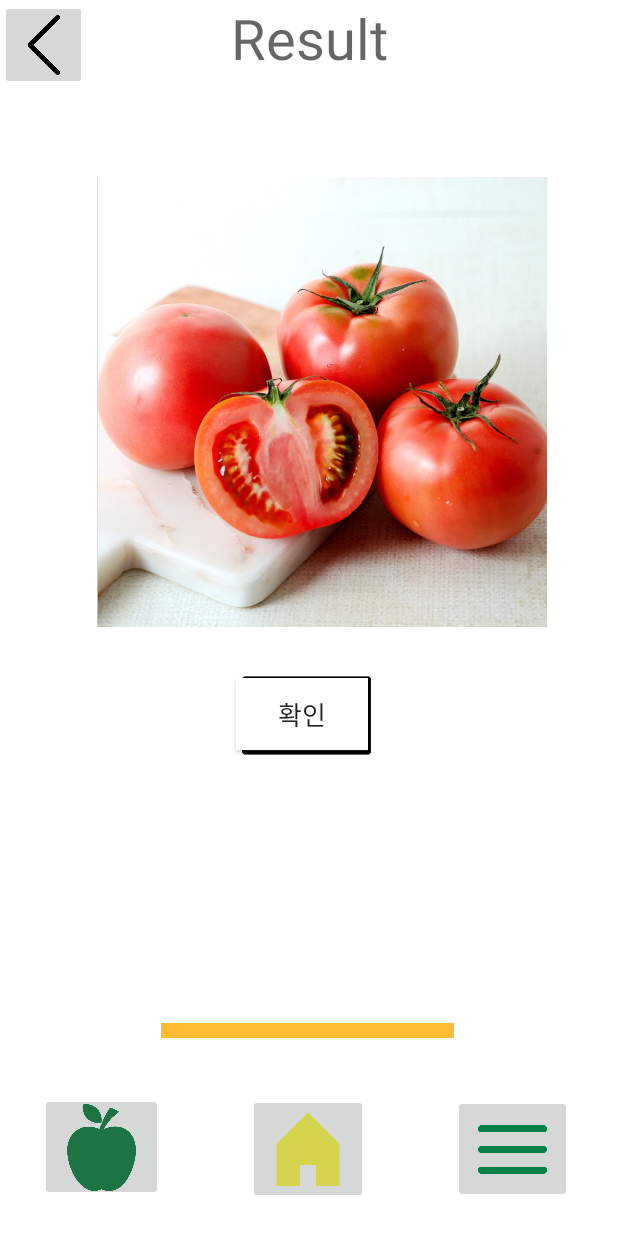
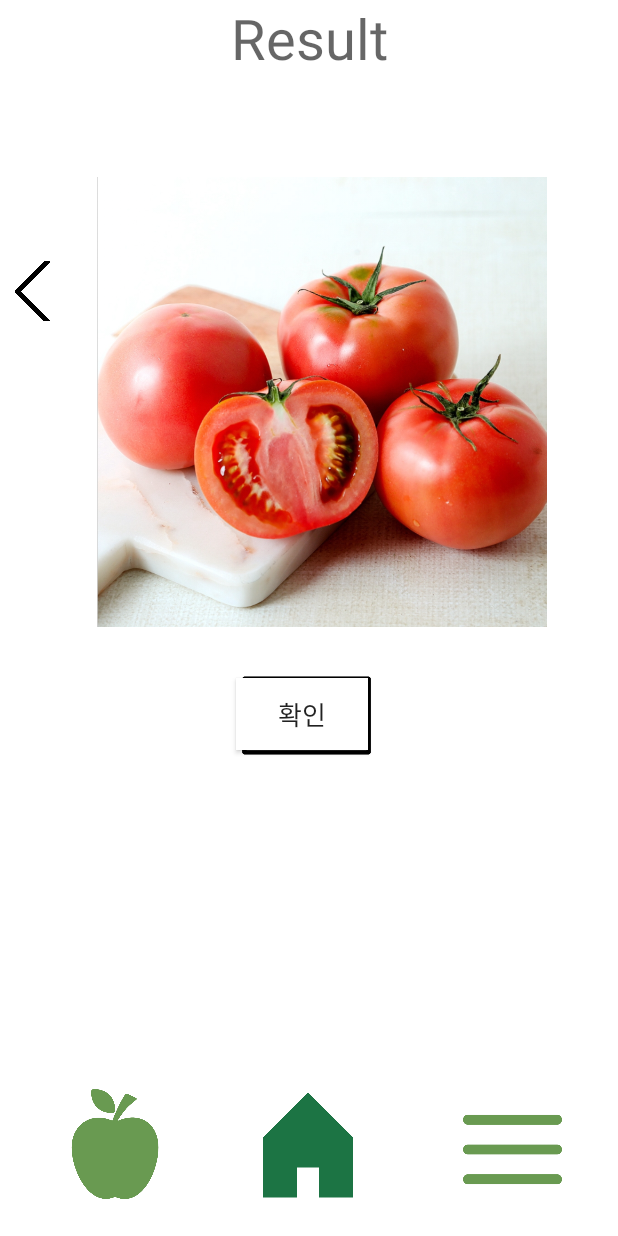
Before and after one commit to sohds/VegeVisionApp, an Android app: the ResultActivity screen opened directly, with no data from a screen before it, after a tap on "확인", on a phone screen of 412 x 824 dp. Run offline under Robolectric (Android 15) with nearby library versions, the phone set to English and light mode, and no system bars; libraries missing offline, so code that uses them is left out: org.tensorflow.lite; 6 statements that could not run were skipped.

Commit message:
result_and_tips

```diff
--- a/app/src/main/res/layout/page_result.xml
+++ b/app/src/main/res/layout/page_result.xml
@@ -42,7 +42,7 @@
         android:layout_width="182dp"
         android:layout_height="50dp"
         android:layout_marginTop="24dp"
-        android:text="fresh tomatoes"
+        android:text=""
         android:textSize="25dp"
         app:layout_constraintEnd_toEndOf="parent"
         app:layout_constraintHorizontal_bias="0.497"
@@ -66,61 +66,53 @@
         app:layout_constraintTop_toTopOf="parent"
         app:layout_constraintVertical_bias="0.0" />
 
-    <View
-        android:layout_width="195dp"
-        android:layout_height="10dp"
-        android:layout_marginTop="35dp"
-        android:layout_marginBottom="37dp"
-        android:background="@android:color/holo_orange_light"
-        app:layout_constraintBottom_toTopOf="@+id/homebutton"
-        app:layout_constraintEnd_toEndOf="parent"
-        app:layout_constraintHorizontal_bias="0.495"
-        app:layout_constraintStart_toStartOf="parent"
-        app:layout_constraintTop_toTopOf="@+id/textView2"
-        app:layout_constraintVertical_bias="1.0" />
-
     <ImageButton
         android:id="@+id/imageButton2"
-        android:layout_width="82dp"
-        android:layout_height="72dp"
-        android:scaleType="centerCrop"
+        android:layout_width="76dp"
+        android:layout_height="73dp"
+        android:background="#FFFFFF"
+        android:scaleType="fitCenter"
         android:src="@drawable/logo_vege"
+        android:tint="@color/green_2"
         app:layout_constraintBottom_toBottomOf="parent"
         app:layout_constraintEnd_toEndOf="parent"
-        app:layout_constraintHorizontal_bias="0.081"
+        app:layout_constraintHorizontal_bias="0.116"
         app:layout_constraintStart_toStartOf="parent"
         app:layout_constraintTop_toTopOf="parent"
-        app:layout_constraintVertical_bias="0.969"
-        tools:ignore="SpeakableTextPresentCheck"/>
+        app:layout_constraintVertical_bias="0.967"
+        tools:ignore="UseAppTint" />
 
     <ImageButton
         android:id="@+id/homebutton"
         android:layout_width="80dp"
         android:layout_height="73dp"
+        android:background="#FFFFFF"
         android:scaleType="centerCrop"
         android:src="@drawable/homebutton4"
+        android:tint="@color/green_main"
         app:layout_constraintBottom_toBottomOf="parent"
         app:layout_constraintEnd_toEndOf="parent"
         app:layout_constraintHorizontal_bias="0.498"
         app:layout_constraintStart_toStartOf="parent"
         app:layout_constraintTop_toTopOf="parent"
-        app:layout_constraintVertical_bias="0.972"
-        tools:ignore="SpeakableTextPresentCheck" />
+        app:layout_constraintVertical_bias="0.968"
+        tools:ignore="UseAppTint" />
 
     <ImageButton
         android:id="@+id/imageButton8"
         android:layout_width="79dp"
         android:layout_height="72dp"
+        android:background="#FFFFFF"
         android:scaleType="centerCrop"
         android:src="@drawable/category1"
-        app:tint="#018145"
+        android:tint="@color/green_2"
         app:layout_constraintBottom_toBottomOf="parent"
         app:layout_constraintEnd_toEndOf="parent"
         app:layout_constraintHorizontal_bias="0.907"
         app:layout_constraintStart_toStartOf="parent"
         app:layout_constraintTop_toTopOf="parent"
         app:layout_constraintVertical_bias="0.971"
-        tools:ignore="SpeakableTextPresentCheck"/>
+        tools:ignore="UseAppTint" />
 
     <ImageView
         android:id="@+id/imageView4"
@@ -137,17 +129,18 @@
 
     <ImageButton
         android:id="@+id/imageButton"
-        android:layout_width="58dp"
-        android:layout_height="60dp"
-        android:layout_marginBottom="508dp"
+        android:layout_width="43dp"
+        android:layout_height="40dp"
+        android:layout_marginBottom="610dp"
+        android:background="#00FFFFFF"
         android:scaleType="centerCrop"
         android:src="@drawable/image_prioricon"
-        app:layout_constraintBottom_toTopOf="@+id/imageButton2"
+        app:layout_constraintBottom_toBottomOf="parent"
         app:layout_constraintEnd_toStartOf="@+id/textView4"
         app:layout_constraintHorizontal_bias="0.0"
         app:layout_constraintStart_toStartOf="parent"
         app:layout_constraintTop_toTopOf="parent"
-        app:layout_constraintVertical_bias="0.0"
+        app:layout_constraintVertical_bias="1.0"
         tools:ignore="SpeakableTextPresentCheck" />
 
 
```
Also changed, not shown: app/src/main/res/layout/tips_page.xml (+51 -1 lines).
